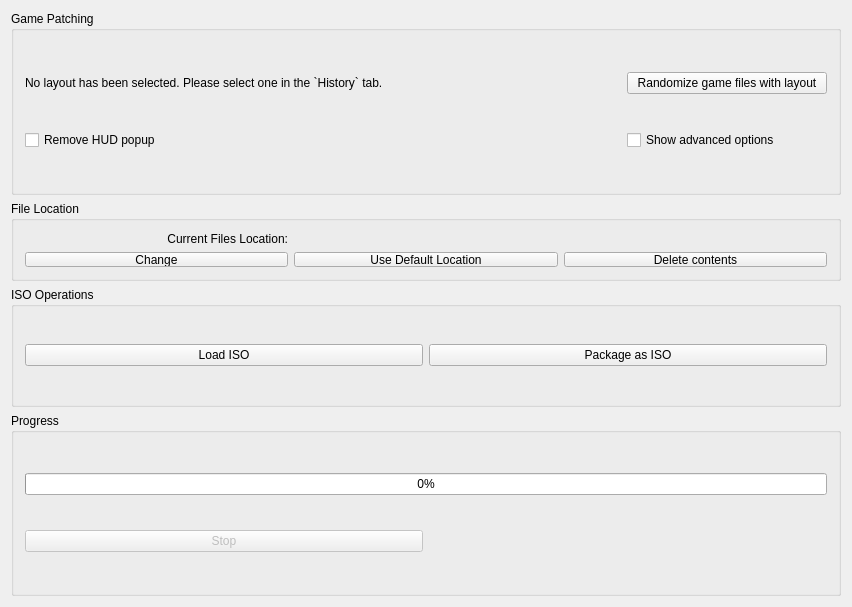
randovania/randovania, file randovania/gui/iso_management_window.ui: the form before one commit.
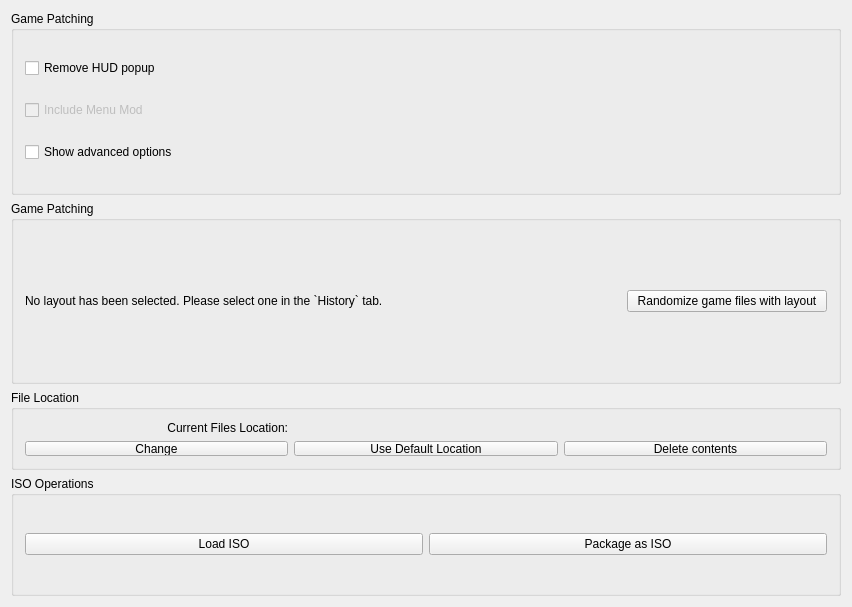
The form after the commit.

Commit message: Add Progress Bar to MainWindow

Patch:
```diff
--- a/randovania/gui/iso_management_window.ui
+++ b/randovania/gui/iso_management_window.ui
@@ -21,7 +21,7 @@
     </size>
    </property>
    <layout class="QGridLayout" name="gridLayout">
-    <item row="0" column="0" colspan="2">
+    <item row="1" column="0" colspan="2">
      <widget class="QGroupBox" name="randomizer_box">
       <property name="title">
        <string>Game Patching</string>
@@ -47,78 +47,10 @@
          </property>
         </widget>
        </item>
-       <item row="1" column="0">
-        <widget class="QCheckBox" name="remove_hud_popup">
-         <property name="toolTip">
-          <string>The &quot;HUD Popup&quot; is the popup that appears after you collect an item</string>
-         </property>
-         <property name="text">
-          <string>Remove HUD popup</string>
-         </property>
-        </widget>
-       </item>
-       <item row="1" column="1">
-        <widget class="QCheckBox" name="show_advanced_options_check">
-         <property name="text">
-          <string>Show advanced options</string>
-         </property>
-        </widget>
-       </item>
       </layout>
      </widget>
     </item>
-    <item row="5" column="0" colspan="2">
-     <widget class="QGroupBox" name="progress_box">
-      <property name="title">
-       <string>Progress</string>
-      </property>
-      <layout class="QGridLayout" name="gridLayout_2">
-       <item row="0" column="0" colspan="2">
-        <widget class="QProgressBar" name="progressBar">
-         <property name="value">
-          <number>0</number>
-         </property>
-         <property name="invertedAppearance">
-          <bool>false</bool>
-         </property>
-        </widget>
-       </item>
-       <item row="1" column="1">
-        <widget class="QLabel" name="progressLabel">
-         <property name="maximumSize">
-          <size>
-           <width>16777215</width>
-           <height>20</height>
-          </size>
-         </property>
-         <property name="text">
-          <string/>
-         </property>
-         <property name="alignment">
-          <set>Qt::AlignCenter</set>
-         </property>
-        </widget>
-       </item>
-       <item row="1" column="0">
-        <widget class="QPushButton" name="stopBackgroundProcessButton">
-         <property name="enabled">
-          <bool>false</bool>
-         </property>
-         <property name="text">
-          <string>Stop</string>
-         </property>
-         <property name="checkable">
-          <bool>false</bool>
-         </property>
-         <property name="flat">
-          <bool>false</bool>
-         </property>
-        </widget>
-       </item>
-      </layout>
-     </widget>
-    </item>
-    <item row="1" column="0" colspan="2">
+    <item row="2" column="0" colspan="2">
      <widget class="QGroupBox" name="files_box">
       <property name="maximumSize">
        <size>
@@ -180,7 +112,7 @@
       </layout>
      </widget>
     </item>
-    <item row="3" column="0" colspan="2">
+    <item row="4" column="0" colspan="2">
      <widget class="QGroupBox" name="iso_box">
       <property name="maximumSize">
        <size>
@@ -215,6 +147,45 @@
       </layout>
      </widget>
     </item>
+    <item row="0" column="0" colspan="2">
+     <widget class="QGroupBox" name="groupBox">
+      <property name="title">
+       <string>Game Patching</string>
+      </property>
+      <layout class="QGridLayout" name="gridLayout_6">
+       <item row="0" column="0">
+        <widget class="QCheckBox" name="remove_hud_popup_check">
+         <property name="toolTip">
+          <string>The &quot;HUD Popup&quot; is the popup that appears after you collect an item</string>
+         </property>
+         <property name="text">
+          <string>Remove HUD popup</string>
+         </property>
+        </widget>
+       </item>
+       <item row="2" column="0">
+        <widget class="QCheckBox" name="show_advanced_options_check">
+         <property name="text">
+          <string>Show advanced options</string>
+         </property>
+        </widget>
+       </item>
+       <item row="1" column="0">
+        <widget class="QCheckBox" name="incllude_menu_mod_check">
+         <property name="enabled">
+          <bool>false</bool>
+         </property>
+         <property name="toolTip">
+          <string>&lt;html&gt;&lt;head/&gt;&lt;body&gt;&lt;p&gt;Currently unavailable&lt;/p&gt;&lt;/body&gt;&lt;/html&gt;</string>
+         </property>
+         <property name="text">
+          <string>Include Menu Mod</string>
+         </property>
+        </widget>
+       </item>
+      </layout>
+     </widget>
+    </item>
    </layout>
   </widget>
   <widget class="QMenuBar" name="menuBar">
```
The commit also changes 7 other files.
